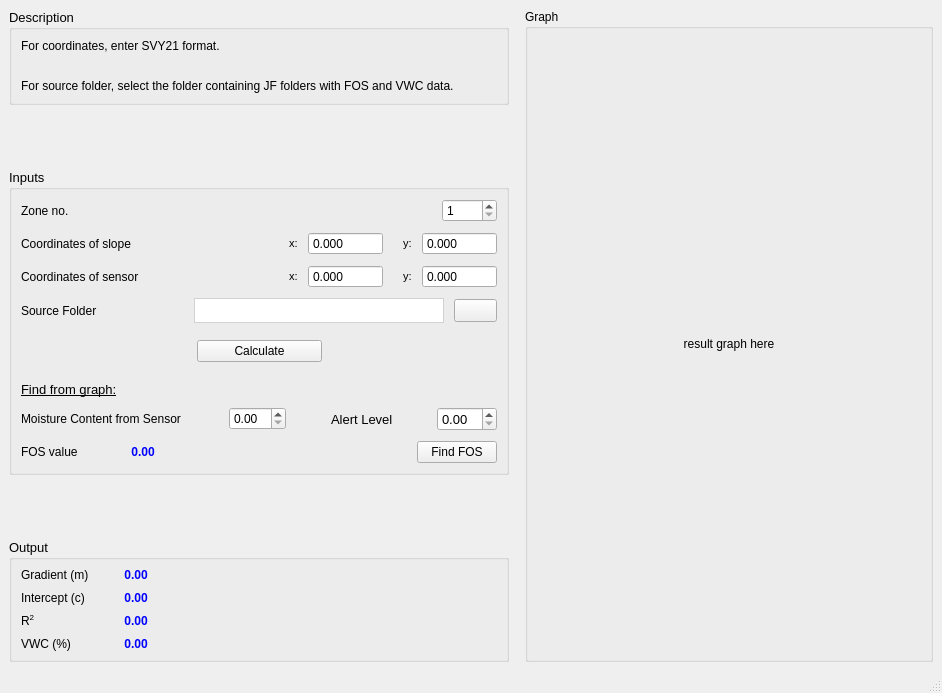
Qt form main.ui (pseuds/MoistureSensor) before a commit.
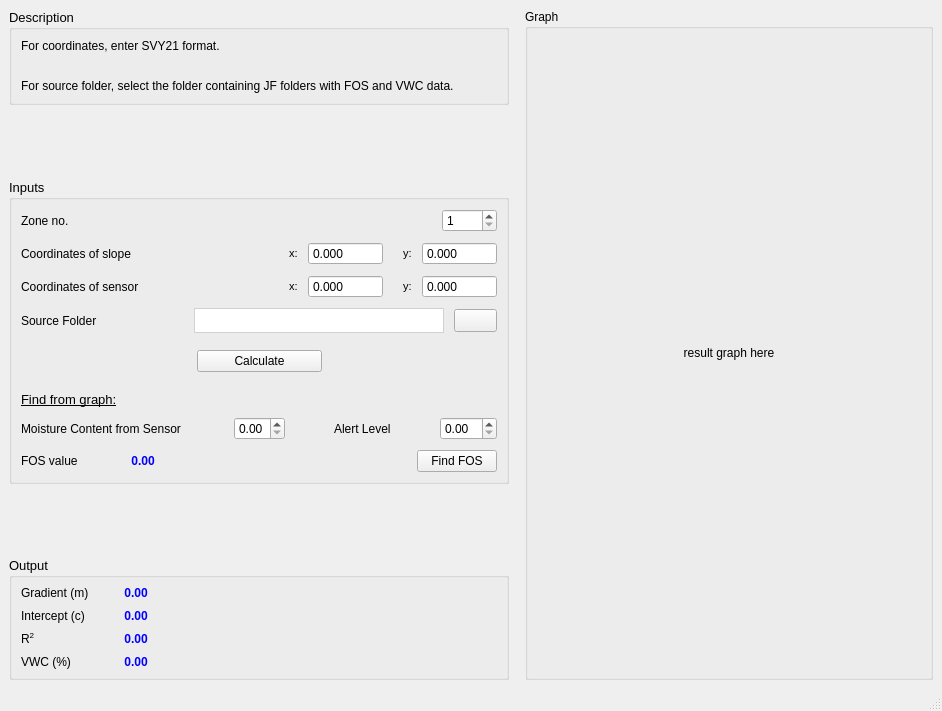
The same form after that commit. Icons and pictures are not drawn.

Diff of the .ui file:
```diff
--- a/main.ui
+++ b/main.ui
@@ -7,7 +7,7 @@
     <x>0</x>
     <y>0</y>
     <width>942</width>
-    <height>693</height>
+    <height>711</height>
    </rect>
   </property>
   <property name="windowTitle">
@@ -635,6 +635,12 @@
                <pointsize>9</pointsize>
               </font>
              </property>
+             <property name="maximum">
+              <double>1.000000000000000</double>
+             </property>
+             <property name="singleStep">
+              <double>0.050000000000000</double>
+             </property>
             </widget>
            </item>
            <item>
@@ -652,6 +658,11 @@
            </item>
            <item>
             <widget class="QLabel" name="label_17">
+             <property name="font">
+              <font>
+               <pointsize>9</pointsize>
+              </font>
+             </property>
              <property name="text">
               <string>Alert Level</string>
              </property>
@@ -671,7 +682,13 @@
             </spacer>
            </item>
            <item>
-            <widget class="QDoubleSpinBox" name="alert_level_dbSpinBox"/>
+            <widget class="QDoubleSpinBox" name="alert_level_dbSpinBox">
+             <property name="font">
+              <font>
+               <pointsize>9</pointsize>
+              </font>
+             </property>
+            </widget>
            </item>
           </layout>
          </item>
```
Left out of the diff: 2 changed lines with no effect on the pictures.
